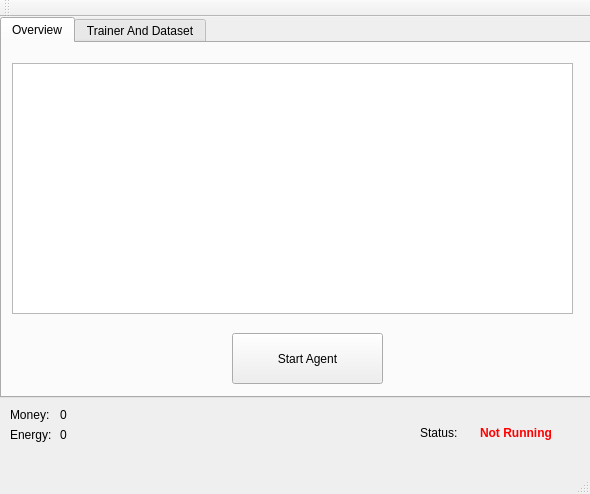
Before: the Qt Designer form mainwindow.ui in hspirdal/tradingagent, drawn with Qt 5.
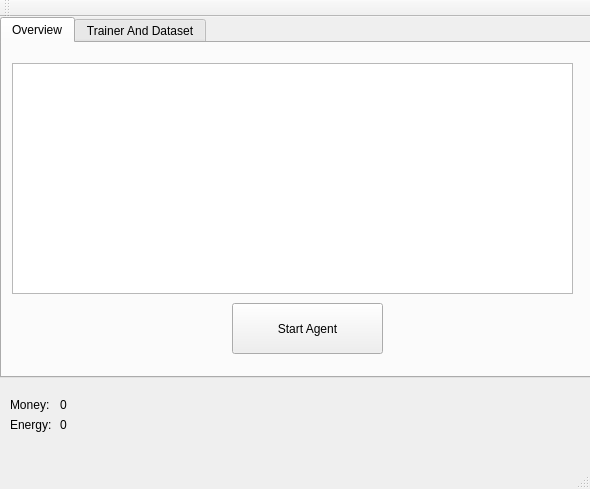
After: the same form once the commit is applied.

```diff
--- a/mainwindow.ui
+++ b/mainwindow.ui
@@ -7,7 +7,7 @@
     <x>0</x>
     <y>0</y>
     <width>590</width>
-    <height>494</height>
+    <height>489</height>
    </rect>
   </property>
   <property name="windowTitle">
@@ -20,7 +20,7 @@
       <x>0</x>
       <y>0</y>
       <width>591</width>
-      <height>381</height>
+      <height>361</height>
      </rect>
     </property>
     <property name="currentIndex">
@@ -34,7 +34,7 @@
       <property name="geometry">
        <rect>
         <x>230</x>
-        <y>290</y>
+        <y>260</y>
         <width>151</width>
         <height>51</height>
        </rect>
@@ -49,7 +49,7 @@
         <x>10</x>
         <y>20</y>
         <width>561</width>
-        <height>251</height>
+        <height>231</height>
        </rect>
       </property>
      </widget>
@@ -129,7 +129,7 @@
     <property name="geometry">
      <rect>
       <x>10</x>
-      <y>390</y>
+      <y>380</y>
       <width>57</width>
       <height>15</height>
      </rect>
@@ -142,7 +142,7 @@
     <property name="geometry">
      <rect>
       <x>60</x>
-      <y>390</y>
+      <y>380</y>
       <width>57</width>
       <height>15</height>
      </rect>
@@ -155,7 +155,7 @@
     <property name="geometry">
      <rect>
       <x>60</x>
-      <y>410</y>
+      <y>400</y>
       <width>57</width>
       <height>15</height>
      </rect>
@@ -168,7 +168,7 @@
     <property name="geometry">
      <rect>
       <x>10</x>
-      <y>410</y>
+      <y>400</y>
       <width>57</width>
       <height>15</height>
      </rect>
@@ -177,28 +177,58 @@
      <string>Energy:</string>
     </property>
    </widget>
+   <widget class="QWidget" name="">
+    <property name="geometry">
+     <rect>
+      <x>150</x>
+      <y>390</y>
+      <width>171</width>
+      <height>21</height>
+     </rect>
+    </property>
+    <layout class="QHBoxLayout" name="horizontalLayout">
+     <item>
+      <widget class="QLabel" name="label_3">
+       <property name="text">
+        <string>Current Spot:</string>
+       </property>
+      </widget>
+     </item>
+     <item>
+      <widget class="QLabel" name="lblSpotPrice">
+       <property name="text">
+        <string>113</string>
+       </property>
+      </widget>
+     </item>
+     <item>
+      <widget class="QLabel" name="label_7">
+       <property name="text">
+        <string>NOK</string>
+       </property>
+      </widget>
+     </item>
+    </layout>
+   </widget>
+   <widget class="QWidget" name="">
+    <property name="geometry">
+     <rect>
+      <x>440</x>
+      <y>390</y>
+      <width>136</width>
+      <height>17</height>
+     </rect>
+    </property>
+    <layout class="QHBoxLayout" name="horizontalLayout_2">
+     <item>
    <widget class="QLabel" name="label_5">
-    <property name="geometry">
-     <rect>
-      <x>420</x>
-      <y>400</y>
-      <width>51</width>
-      <height>31</height>
-     </rect>
-    </property>
     <property name="text">
      <string>Status:</string>
     </property>
    </widget>
+     </item>
+     <item>
    <widget class="QLabel" name="lblStatus">
-    <property name="geometry">
-     <rect>
-      <x>480</x>
-      <y>400</y>
-      <width>101</width>
-      <height>31</height>
-     </rect>
-    </property>
     <property name="palette">
      <palette>
       <active>
@@ -627,51 +657,9 @@
      <enum>Qt::PlainText</enum>
     </property>
    </widget>
-   <widget class="QWidget" name="layoutWidget">
-    <property name="geometry">
-     <rect>
-      <x>230</x>
-      <y>410</y>
-      <width>148</width>
-      <height>19</height>
-     </rect>
-    </property>
-    <layout class="QHBoxLayout" name="horizontalLayout_2">
-     <item>
-      <layout class="QHBoxLayout" name="horizontalLayout">
-       <item>
-        <widget class="QLabel" name="label_3">
-         <property name="text">
-          <string>Current Spot:</string>
-         </property>
-        </widget>
-       </item>
-       <item>
-        <widget class="QLabel" name="lblSpotPrice">
-         <property name="text">
-          <string>113</string>
-         </property>
-        </widget>
-       </item>
-      </layout>
-     </item>
-     <item>
-      <widget class="QLabel" name="label_7">
-       <property name="text">
-        <string>NOK</string>
-       </property>
-      </widget>
-     </item>
-    </layout>
-   </widget>
-   <zorder>layoutWidget</zorder>
-   <zorder>tabWidget</zorder>
-   <zorder>label</zorder>
-   <zorder>lblCurrMoney</zorder>
-   <zorder>lblCurrEnergy</zorder>
-   <zorder>label_2</zorder>
-   <zorder>label_5</zorder>
-   <zorder>lblStatus</zorder>
+     </item>
+    </layout>
+   </widget>
   </widget>
   <widget class="QMenuBar" name="menuBar">
    <property name="geometry">
```
Left out of the diff: 2 changed lines with no effect on the pictures. Lines whose indentation alone changed are shown as unchanged.
